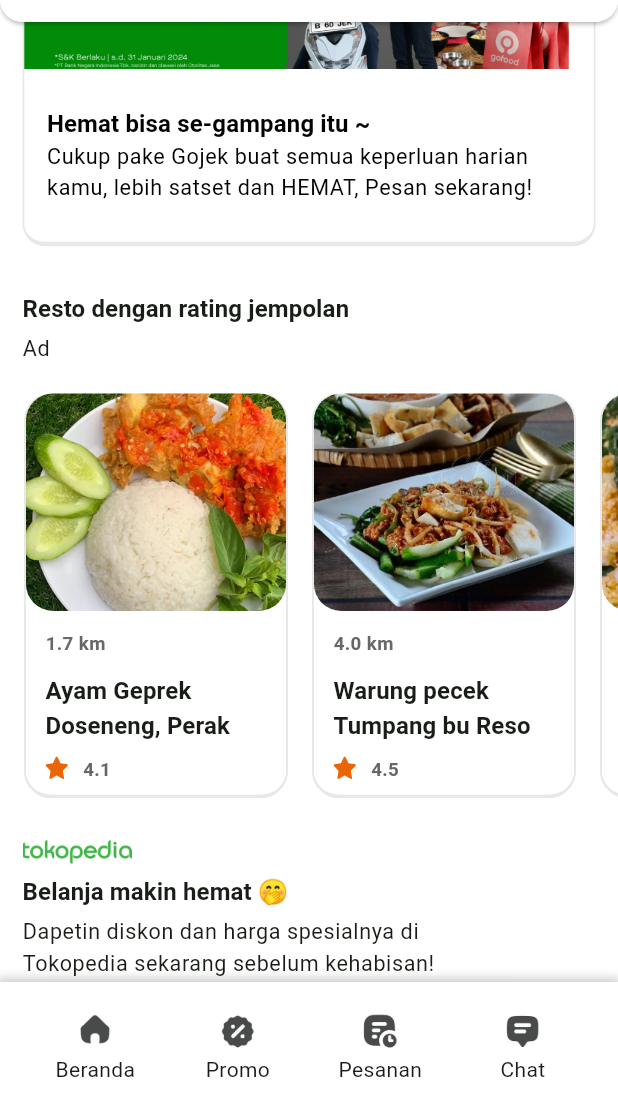
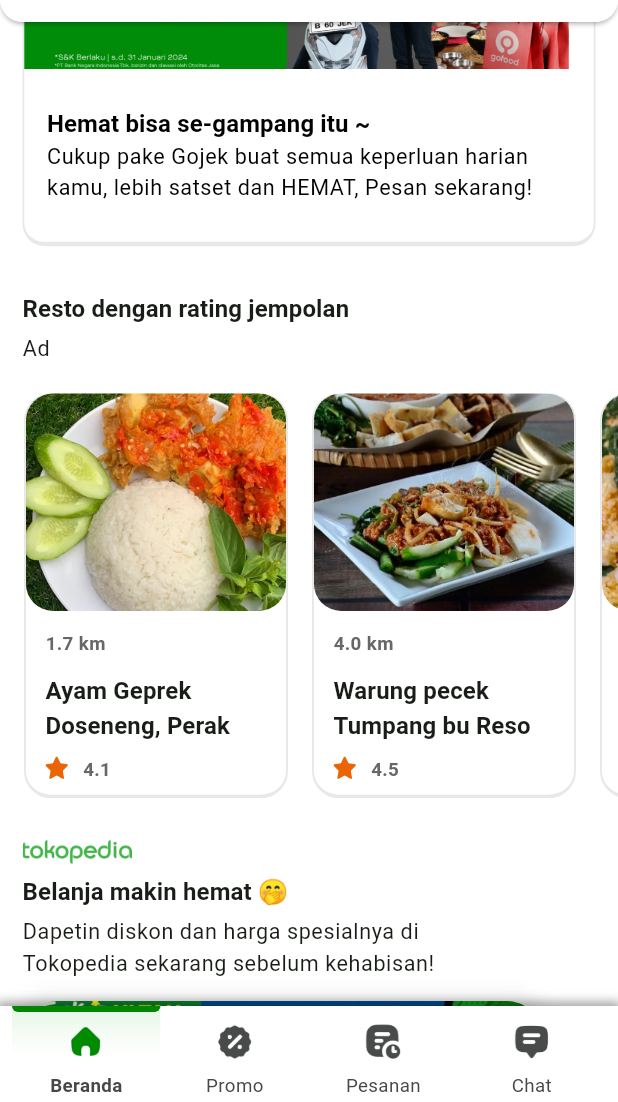
Before and after one commit to haqiachd/gojek_clone, a Flutter app: the screen it shows after launch, scrolled down 576 dp, on a phone screen of 412 x 824 dp, the part 134-1236 px from its top. Run offline on Flutter 3.47's test engine with Material 3 defaults, Android fonts, the phone set to English and light mode, and no system bars; our stand-ins replace flutter_svg; Roboto replaces fonts that are missing (SF-Pro-Display).

Commit message:
add bottom nav design and model

```diff
--- a/lib/config/color.dart
+++ b/lib/config/color.dart
@@ -36,4 +36,6 @@ class GojekColor {
   static Color hex_046417 = const Color(0xFF046417);
   static Color hex_474948 = const Color(0xFF474948);
   static Color hex_F41E2A = const Color(0xFFF41E2A);
+  static Color hex_464847 = const Color(0xFF464847);
+  static Color hex_008600 = const Color(0xFF008600);
 }
--- a/lib/data/models/bottom_nav_model.dart
+++ b/lib/data/models/bottom_nav_model.dart
@@ -4,6 +4,12 @@ class BottomNavModel {
   String? activeIcon;
   double? width;
   double? height;
+  double? numOfPos;
+
+  static const String beranda = 'Beranda';
+  static const String promo = 'Promo';
+  static const String pesanan = 'Pesanan';
+  static const String chat = 'Chat';
 
   BottomNavModel({
     this.label,
@@ -11,5 +17,6 @@ class BottomNavModel {
     this.activeIcon,
     this.width,
     this.height,
+    this.numOfPos,
   });
 }
--- a/lib/data/models/models.dart
+++ b/lib/data/models/models.dart
@@ -7,4 +7,4 @@ export 'gojek_promo.dart' show GojekPromoModel;
 export 'gomart_model.dart' show GoMartModel;
 export 'gopay_menu_model.dart' show GopayMenuModel;
 export 'gopay_model.dart' show GoPayModel;
-export 'bottom_nav_model.dart' show BottomNavModel;
+export 'bottom_nav_model.dart';
--- a/lib/data/shared/bottom_nav_data.dart
+++ b/lib/data/shared/bottom_nav_data.dart
@@ -8,6 +8,7 @@ List<BottomNavModel> bottomNavData = [
     activeIcon: GojekImage.bottom_home_active,
     width: 25,
     height: 25,
+    numOfPos: 0,
   ),
     BottomNavModel(
     label: 'Promo',
@@ -15,6 +16,7 @@ List<BottomNavModel> bottomNavData = [
     activeIcon: GojekImage.bottom_promo_active,
     width: 25,
     height: 25,
+    numOfPos: 1,
   ),
     BottomNavModel(
     label: 'Pesanan',
@@ -22,6 +24,7 @@ List<BottomNavModel> bottomNavData = [
     activeIcon: GojekImage.bottom_pesanan_active,
     width: 25,
     height: 25,
+    numOfPos: 2,
   ),
     BottomNavModel(
     label: 'Chat',
@@ -29,5 +32,6 @@ List<BottomNavModel> bottomNavData = [
     activeIcon: GojekImage.bottom_chat_active,
     width: 25,
     height: 25,
+    numOfPos: 3,
   )
 ];
--- a/lib/data/shared/shared.dart
+++ b/lib/data/shared/shared.dart
@@ -6,3 +6,4 @@ export 'gojek_promo_data.dart';
 export 'gomart_data.dart';
 export 'gopay_data.dart';
 export 'gopay_menu_data.dart';
+export 'bottom_nav_data.dart';
--- a/lib/main.dart
+++ b/lib/main.dart
@@ -2,6 +2,7 @@ import 'package:flutter/material.dart';
 import 'package:flutter/services.dart';
 import 'package:gojek_clone/config/configs.dart';
 import 'package:gojek_clone/ui/pages/pages.dart';
+import 'package:gojek_clone/ui/pages/test_page.dart';
 
 void main() {
   SystemChrome.setPreferredOrientations([DeviceOrientation.portraitUp]);
--- a/lib/ui/pages/home_page.dart
+++ b/lib/ui/pages/home_page.dart
@@ -1,7 +1,7 @@
 import 'package:flutter/material.dart';
 import 'package:gojek_clone/config/configs.dart';
 import 'package:gojek_clone/data/models/models.dart';
-import 'package:gojek_clone/data/shared/bottom_nav_data.dart';
+import 'package:gojek_clone/ui/widgets/appbar_bottom.dart';
 import 'package:gojek_clone/ui/widgets/widgets.dart';
 import 'package:gojek_clone/data/shared/shared.dart';
 
@@ -45,36 +45,7 @@ class HomePage extends StatelessWidget {
             ),
           ],
         ),
-        child: BottomAppBar(
-          color: Colors.white,
-          surfaceTintColor: Colors.white,
-          child: Row(
-            children: [
-              ...bottomNavData.map(
-                (data) => Expanded(
-                  child: Column(
-                    mainAxisAlignment: MainAxisAlignment.end,
-                    crossAxisAlignment: CrossAxisAlignment.center,
-                    children: [
-                      SizedBox(
-                        width: 30,
-                        height: 30,
-                        child: Center(
-                          child: Image.asset(
-                            data.icon!,
-                            width: data.width,
-                            height: data.height,
-                          ),
-                        ),
-                      ),
-                      Text(data.label!),
-                    ],
-                  ),
-                ),
-              )
-            ],
-          ),
-        ),
+        child: const GojekBottomAppbar(),
       ),
     );
   }
--- /dev/null
+++ b/lib/ui/widgets/appbar_bottom.dart
@@ -0,0 +1,149 @@
+import 'package:flutter/material.dart';
+import 'package:gojek_clone/config/configs.dart';
+import 'package:gojek_clone/data/shared/shared.dart';
+
+class GojekBottomAppbar extends StatelessWidget {
+  const GojekBottomAppbar({super.key});
+
+  @override
+  Widget build(BuildContext context) {
+    return Container(
+      decoration: BoxDecoration(
+        boxShadow: [
+          BoxShadow(
+            color: Colors.black.withOpacity(0.2),
+            spreadRadius: 2,
+            blurRadius: 5,
+            offset: const Offset(0, -1),
+          ),
+        ],
+      ),
+      child: Container(
+        height: 64,
+        width: double.infinity,
+        padding: const EdgeInsets.only(left: 8, right: 8),
+        decoration: const BoxDecoration(color: Colors.white),
+        child: Stack(
+          children: [
+            AnimatedPositioned(
+              duration: const Duration(milliseconds: 1000),
+              top: 0,
+              left: _getWithContent(context) * _posTop,
+              curve: Curves.elasticOut,
+              child: Container(
+                width: _getWithContent(context),
+                height: 4,
+                decoration: BoxDecoration(
+                  color: GojekColor.hex_008600,
+                  borderRadius: const BorderRadius.only(
+                    bottomLeft: Radius.circular(10),
+                    bottomRight: Radius.circular(10),
+                  ),
+                ),
+              ),
+            ),
+            Positioned(
+              top: 4,
+              child: Row(
+                children: [
+                  ...bottomNavData.map(
+                    (data) => InkWell(
+                      onTap: () {
+                        // setState(
+                        //   () {
+                        //     switch (data.label) {
+                        //       case BottomNavModel.beranda:
+                        //         _posTop = 0;
+                        //         break;
+                        //       case BottomNavModel.promo:
+                        //         _posTop = 1;
+                        //         break;
+                        //       case BottomNavModel.pesanan:
+                        //         _posTop = 2;
+                        //         break;
+                        //       case BottomNavModel.chat:
+                        //         _posTop = 3;
+                        //         break;
+                        //     }
+                        //   },
+                        // );
+                        // // delay anim
+                        // Future.delayed(const Duration(milliseconds: 300), () {
+                        //   setState(() {
+                        //     _position = _posTop;
+                        //   });
+                        // });
+                      },
+                      child: Container(
+                        width: _getWithContent(context),
+                        height: 60,
+                        decoration: BoxDecoration(
+                          color: Colors.white,
+                          gradient: (_position == data.numOfPos)
+                              ? LinearGradient(
+                                  begin: FractionalOffset.topCenter,
+                                  end: FractionalOffset.bottomCenter,
+                                  colors: [
+                                    const Color.fromARGB(255, 232, 247, 232),
+                                    const Color(0xFFFFFFFF).withOpacity(0.7),
+                                    Colors.white,
+                                  ],
+                                )
+                              : null,
+                        ),
+                        child: Column(
+                          mainAxisAlignment: MainAxisAlignment.end,
+                          children: [
+                            Center(
+                              child: (_position == data.numOfPos)
+                                  ? Image.asset(
+                                      data.activeIcon!,
+                                      width: _sizeOfImage(
+                                          data.width!, data.numOfPos!),
+                                      height: _sizeOfImage(
+                                          data.height!, data.numOfPos!),
+                                    )
+                                  : Image.asset(
+                                      data.icon!,
+                                      width: _sizeOfImage(
+                                          data.width!, data.numOfPos!),
+                                      height: _sizeOfImage(
+                                          data.height!, data.numOfPos!),
+                                    ),
+                            ),
+                            const SizedBox(height: 7),
+                            Text(
+                              data.label!,
+                              style: (_position == data.numOfPos)
+                                  ? GojekTypography.semibold12_5.copyWith(
+                                      color: GojekColor.hex_464847,
+                                    )
+                                  : GojekTypography.regular12_5.copyWith(
+                                      color: GojekColor.hex_464847,
+                                    ),
+                            ),
+                            const SizedBox(height: 2),
+                          ],
+                        ),
+                      ),
+                    ),
+                  )
+                ],
+              ),
+            )
+          ],
+        ),
+      ),
+    );
+  }
+}
+
+int _posTop = 0;
+int _position = 0;
+
+double _sizeOfImage(double size, double numPoss) {
+  return (_posTop == numPoss) ? size - 1 : size + 1;
+}
+
+double _getWithContent(BuildContext context) =>
+    (MediaQuery.of(context).size.width - 16) / 4;
```
Also changed, not shown: lib/ui/pages/test_page.dart (added, +164 -0 lines).
